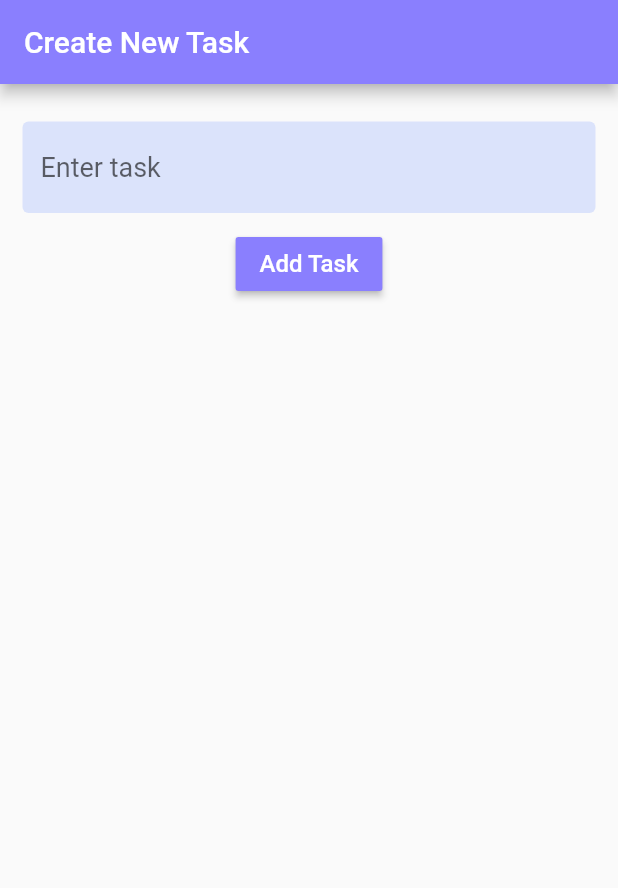
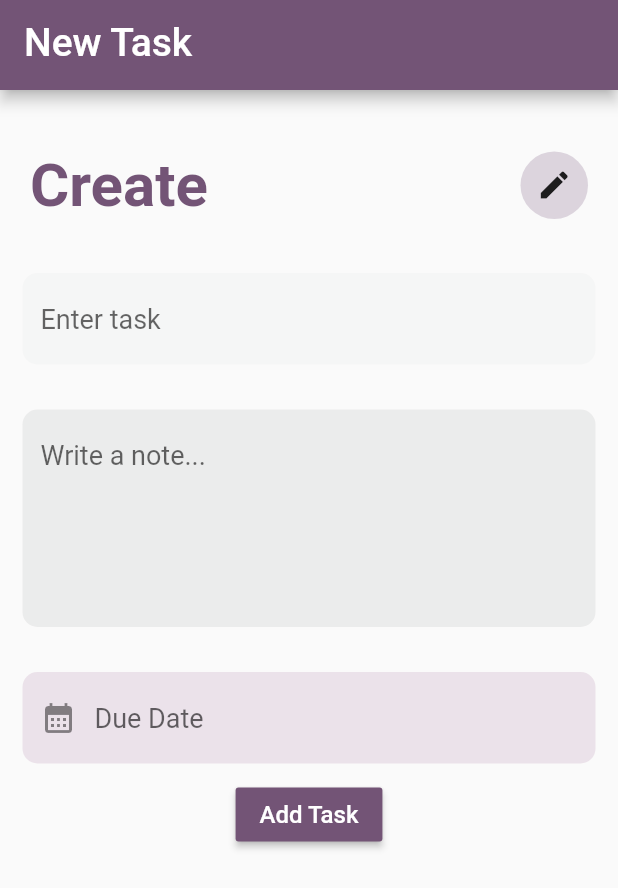
Before and after one commit to shreya2057/task_manager, a Flutter app: the screen it shows after launch, on a phone screen of 412 x 824 dp. Shown: the top 888 px of the screen. Run offline on Flutter 3.47's test engine with Material 2 defaults, Android fonts, the phone set to English and light mode, and no system bars; our stand-ins replace cloud_firestore, firebase_core; accounts and stored records are empty.

Commit message:
Task Creation updated

```diff
--- a/lib/components/appbar.dart
+++ b/lib/components/appbar.dart
@@ -2,7 +2,7 @@ import 'package:flutter/material.dart';
 
 class ApplicationBar extends StatelessWidget implements PreferredSizeWidget {
   @override
-  Size get preferredSize => const Size.fromHeight(56);
+  Size get preferredSize => const Size.fromHeight(60);
   const ApplicationBar({
     Key? key,
     this.appBarTitle,
@@ -13,8 +13,11 @@ class ApplicationBar extends StatelessWidget implements PreferredSizeWidget {
   @override
   Widget build(BuildContext context) {
     return AppBar(
-      backgroundColor: Color.fromARGB(255, 138, 127, 254),
-      title: Text(appBarTitle!),
+      backgroundColor: Color.fromARGB(255, 115, 84, 118),
+      title: Text(
+        appBarTitle!,
+        style: TextStyle(fontSize: 26),
+      ),
     );
   }
 }
--- a/lib/screens/create_task.dart
+++ b/lib/screens/create_task.dart
@@ -1,7 +1,6 @@
-import 'dart:math';
-
 import 'package:flutter/material.dart';
 import 'package:shreya_task_app/components/appbar.dart';
+import 'package:intl/intl.dart';
 import 'package:shreya_task_app/services/crud.dart';
 
 class AddTask extends StatefulWidget {
@@ -12,13 +11,25 @@ class AddTask extends StatefulWidget {
 }
 
 class _AddTaskState extends State<AddTask> {
-  late FocusNode focus;
+  late FocusNode focusTask;
+  late FocusNode focusDate;
   TextEditingController taskController = TextEditingController();
+  TextEditingController dueDateController = TextEditingController();
   final _formKey = GlobalKey<FormState>();
   @override
   void initState() {
     super.initState();
-    focus = FocusNode();
+    focusTask = FocusNode();
+    focusDate = FocusNode();
+  }
+
+  Future<DateTime>? pickDate(BuildContext context) async {
+    DateTime? dueDate = await showDatePicker(
+        context: context,
+        initialDate: DateTime.now(),
+        firstDate: DateTime(2020),
+        lastDate: DateTime(2024));
+    return dueDate!;
   }
 
   @override
@@ -27,42 +38,123 @@ class _AddTaskState extends State<AddTask> {
     bool epmtyValidation = false;
     return SafeArea(
       child: Scaffold(
+        resizeToAvoidBottomInset: true,
         appBar: const ApplicationBar(
-          appBarTitle: "Create New Task",
+          appBarTitle: "New Task",
         ),
-        body: Form(
+        body: SingleChildScrollView(
+          child: Column(
+            crossAxisAlignment: CrossAxisAlignment.start,
+            children: [
+              Padding(
+                padding: const EdgeInsets.only(
+                    top: 40, left: 20, right: 20, bottom: 10),
+                child: Row(
+                  mainAxisAlignment: MainAxisAlignment.spaceBetween,
+                  children: <Widget>[
+                    const Text(
+                      "Create",
+                      style: TextStyle(
+                          fontSize: 40,
+                          fontWeight: FontWeight.bold,
+                          color: Color.fromARGB(255, 115, 84, 118)),
+                    ),
+                    Container(
+                      width: 45,
+                      height: 45,
+                      decoration: const BoxDecoration(
+                        color: Color.fromARGB(198, 211, 201, 213),
+                        borderRadius: BorderRadius.all(Radius.circular(100)),
+                      ),
+                      child: const Icon(Icons.edit),
+                    )
+                  ],
+                ),
+              ),
+              Form(
                 key: _formKey,
                 child: Padding(
-            padding:
-                const EdgeInsets.only(top: 25, bottom: 15, right: 15, left: 15),
+                  padding: const EdgeInsets.only(
+                      top: 25, bottom: 15, right: 15, left: 15),
                   child: Column(
                     children: <Widget>[
                       TextFormField(
-                  focusNode: focus,
+                        focusNode: focusTask,
                         validator: (value) {
                           if (value == null || value.isEmpty) {
                             return 'The empty task cannot be created';
                           }
                           return null;
                         },
-                  style: const TextStyle(fontSize: 18.0, color: Colors.black),
+                        style: const TextStyle(
+                            fontSize: 18.0, color: Colors.black),
                         decoration: const InputDecoration(
                             hintText: "Enter task",
                             filled: true,
-                      fillColor: Color.fromARGB(114, 181, 198, 253),
+                            fillColor: Color.fromARGB(57, 229, 230, 230),
                             border: OutlineInputBorder(
+                              borderRadius:
+                                  BorderRadius.all(Radius.circular(10)),
                               borderSide: BorderSide.none,
                             )),
                         controller: taskController,
                       ),
                       const SizedBox(
+                        height: 30,
+                      ),
+                      TextFormField(
+                        style: const TextStyle(
+                            fontSize: 18.0, color: Colors.black),
+                        maxLines: 5,
+                        decoration: const InputDecoration(
+                            hintText: "Write a note... ",
+                            filled: true,
+                            fillColor: Color.fromARGB(60, 188, 189, 189),
+                            border: OutlineInputBorder(
+                              borderRadius:
+                                  BorderRadius.all(Radius.circular(10)),
+                              borderSide: BorderSide.none,
+                            )),
+                      ),
+                      const SizedBox(
+                        height: 30,
+                      ),
+                      TextFormField(
+                        controller: dueDateController,
+                        onTap: () async {
+                          DateTime? dueDate = await pickDate(context);
+                          setState(() {
+                            // Format date
+                            String formattedDueDate =
+                                DateFormat('dd/MM/yyyy').format(dueDate!);
+                            dueDateController.text =
+                                formattedDueDate.toString();
+                          });
+                        },
+                        focusNode: focusDate,
+                        readOnly: true,
+                        style: const TextStyle(
+                            fontSize: 18.0, color: Colors.black),
+                        decoration: const InputDecoration(
+                            prefixIcon: Icon(Icons.calendar_month),
+                            hintText: "Due Date",
+                            filled: true,
+                            fillColor: Color.fromARGB(110, 216, 194, 212),
+                            border: OutlineInputBorder(
+                              borderRadius:
+                                  BorderRadius.all(Radius.circular(10)),
+                              borderSide: BorderSide.none,
+                            )),
+                      ),
+                      const SizedBox(
                         height: 10,
                       ),
                       MaterialButton(
-                    color: const Color.fromARGB(255, 138, 127, 254),
+                          color: Color.fromARGB(255, 115, 84, 118),
                           textColor: Colors.white,
                           onPressed: (() async {
-                      focus.unfocus();
+                            focusTask.unfocus();
+                            focusDate.unfocus();
                             if (_formKey.currentState!.validate()) {
                               var response = await CRUD.addTasks(
                                   task: taskController.text, status: status);
@@ -72,7 +164,8 @@ class _AddTaskState extends State<AddTask> {
                                     context: context,
                                     builder: (context) {
                                       return AlertDialog(
-                                  content: Text(response.message.toString()),
+                                        content:
+                                            Text(response.message.toString()),
                                       );
                                     });
                               }
@@ -86,6 +179,9 @@ class _AddTaskState extends State<AddTask> {
                   ),
                 ),
               ),
+            ],
+          ),
+        ),
       ),
     );
   }
--- a/pubspec.yaml
+++ b/pubspec.yaml
@@ -38,6 +38,7 @@ dependencies:
   cupertino_icons: ^1.0.2
   cloud_firestore: ^4.2.0
   firebase_core: ^2.4.0
+  intl: ^0.18.0
 
 dev_dependencies:
   flutter_test:
```
Also changed, not shown: pubspec.lock. Lines whose indentation alone changed are shown as unchanged.
